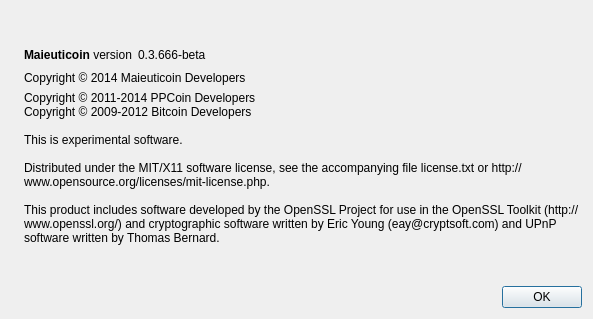
Above: src/qt/forms/aboutdialog.ui from C2MMXIV/MMXIV before the change. Below: the same form after it.
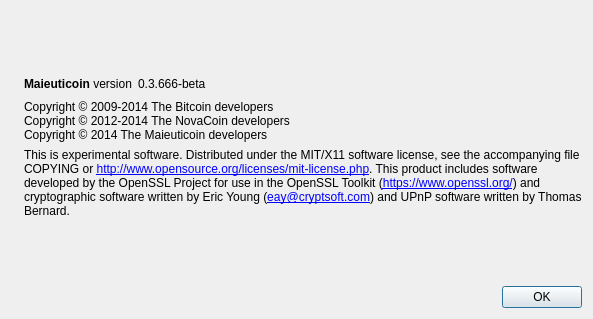
That is the form after the change. Icons and pictures are not drawn.

Commit message: Add coin control, network stake graph

Patch:
```diff
--- a/src/qt/forms/aboutdialog.ui
+++ b/src/qt/forms/aboutdialog.ui
@@ -62,9 +62,6 @@
          <property name="text">
           <string notr="true">0.3.666-beta</string>
          </property>
-         <property name="textFormat">
-          <enum>Qt::RichText</enum>
-         </property>
          <property name="textInteractionFlags">
           <set>Qt::LinksAccessibleByMouse|Qt::TextSelectableByKeyboard|Qt::TextSelectableByMouse</set>
          </property>
@@ -86,12 +83,14 @@
       </layout>
      </item>
      <item>
-      <widget class="QLabel" name="label_Maieuticoin_copyright">
-       <property name="text">
-        <string>Copyright © 2014 Maieuticoin Developers</string>
+      <widget class="QLabel" name="copyrightLabel">
+       <property name="cursor">
+        <cursorShape>IBeamCursor</cursorShape>
        </property>
-       <property name="wordWrap">
-        <bool>true</bool>
+       <property name="text">
+        <string>Copyright © 2009-2014 The Bitcoin developers
+Copyright © 2012-2014 The NovaCoin developers
+Copyright © 2014 The Maieuticoin developers</string>
        </property>
        <property name="textInteractionFlags">
         <set>Qt::LinksAccessibleByMouse|Qt::TextSelectableByKeyboard|Qt::TextSelectableByMouse</set>
@@ -101,14 +100,15 @@
      <item>
       <widget class="QLabel" name="label_2">
        <property name="text">
-        <string>Copyright © 2011-2014 PPCoin Developers
-Copyright © 2009-2012 Bitcoin Developers
-
+        <string>
 This is experimental software.
 
-Distributed under the MIT/X11 software license, see the accompanying file license.txt or http://www.opensource.org/licenses/mit-license.php.
+Distributed under the MIT/X11 software license, see the accompanying file COPYING or &lt;a href=&quot;http://www.opensource.org/licenses/mit-license.php&quot;&gt;http://www.opensource.org/licenses/mit-license.php&lt;/a&gt;.
 
-This product includes software developed by the OpenSSL Project for use in the OpenSSL Toolkit (http://www.openssl.org/) and cryptographic software written by Eric Young (eay@cryptsoft.com) and UPnP software written by Thomas Bernard.</string>
+This product includes software developed by the OpenSSL Project for use in the OpenSSL Toolkit (&lt;a href=&quot;https://www.openssl.org/&quot;&gt;https://www.openssl.org/&lt;/a&gt;) and cryptographic software written by Eric Young (&lt;a href=&quot;mailto:eay@cryptsoft.com&quot;&gt;eay@cryptsoft.com&lt;/a&gt;) and UPnP software written by Thomas Bernard.</string>
+       </property>
+       <property name="textFormat">
+        <enum>Qt::RichText</enum>
        </property>
        <property name="wordWrap">
         <bool>true</bool>
```
Left out of the diff: 12 changed lines with no effect on the pictures. The commit also changes 288 other files.
